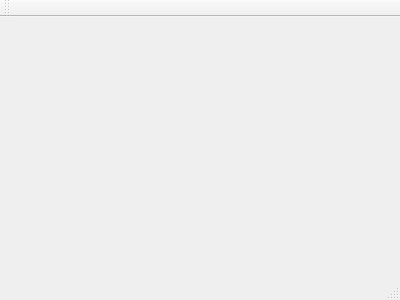
Old version of the form BP/mainwindow.ui in the repository s3249212/RL_for_Playing_Football.
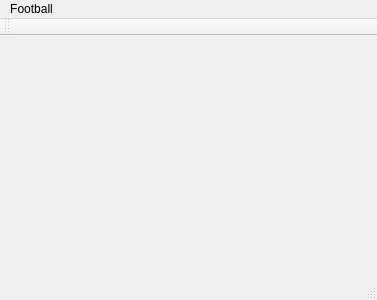
New version of the form.

What changed in the file:
```diff
--- a/BP/mainwindow.ui
+++ b/BP/mainwindow.ui
@@ -1,24 +1,45 @@
 <ui version="4.0">
  <class>MainWindow</class>
- <widget class="QMainWindow" name="MainWindow" >
-  <property name="geometry" >
+ <widget class="QMainWindow" name="MainWindow">
+  <property name="geometry">
    <rect>
     <x>0</x>
     <y>0</y>
-    <width>400</width>
+    <width>377</width>
     <height>300</height>
    </rect>
   </property>
   <property name="windowTitle" >
    <string>MainWindow</string>
   </property>
-  <widget class="QMenuBar" name="menuBar" />
-  <widget class="QToolBar" name="mainToolBar" />
-  <widget class="QWidget" name="centralWidget" />
-  <widget class="QStatusBar" name="statusBar" />
+  <widget class="QWidget" name="centralWidget"/>
+  <widget class="QMenuBar" name="menuBar">
+   <property name="geometry">
+    <rect>
+     <x>0</x>
+     <y>0</y>
+     <width>377</width>
+     <height>25</height>
+    </rect>
+   </property>
+   <widget class="QMenu" name="menuFootball">
+    <property name="title">
+     <string>Football</string>
+    </property>
+   </widget>
+   <addaction name="menuFootball"/>
+  </widget>
+  <widget class="QToolBar" name="mainToolBar">
+   <attribute name="toolBarArea">
+    <enum>TopToolBarArea</enum>
+   </attribute>
+   <attribute name="toolBarBreak">
+    <bool>false</bool>
+   </attribute>
+  </widget>
+  <widget class="QStatusBar" name="statusBar"/>
  </widget>
- <layoutDefault spacing="6" margin="11" />
- <pixmapfunction></pixmapfunction>
+ <layoutdefault spacing="6" margin="11"/>
  <resources/>
  <connections/>
 </ui>
```
Left out of the diff: 3 changed lines with no effect on the pictures.
